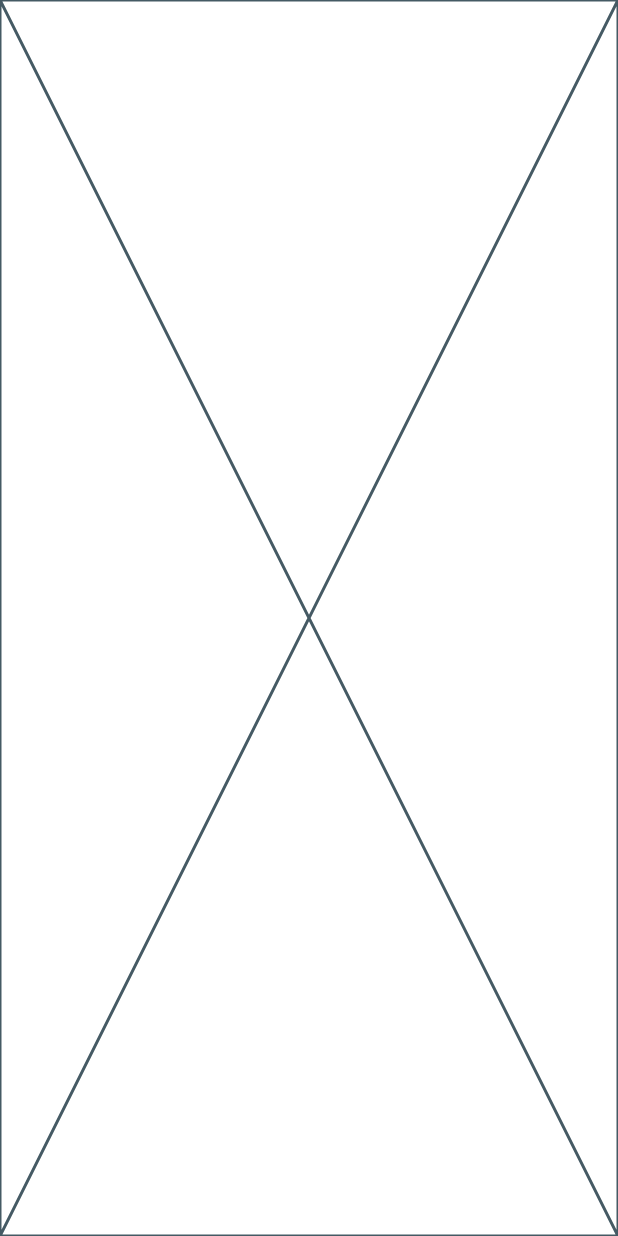
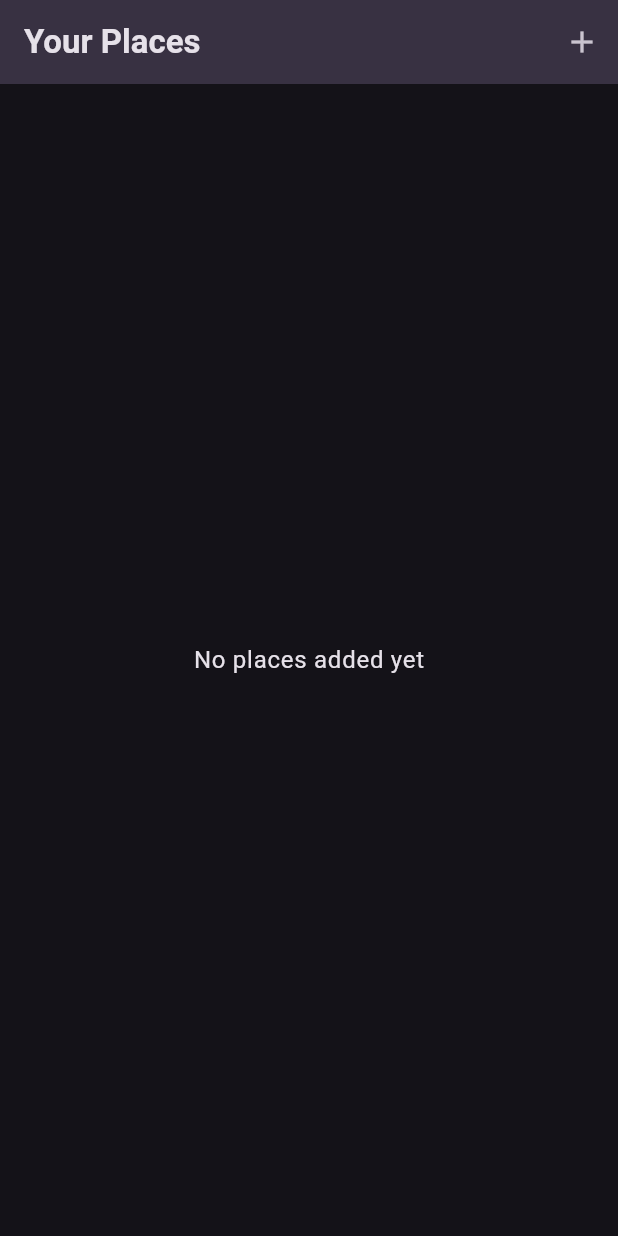
Before and after one commit to AmmarSultanDev/favorite_places_app, a Flutter app: the screen it shows after launch, on a phone screen of 412 x 824 dp. Run offline on Flutter 3.47's test engine with Material 3 defaults, Android fonts, the phone set to English and light mode, and no system bars; our stand-ins replace google_fonts.

Commit message:
feat: Add PlacesScreen and PlacesList widgets
The code changes introduce the following modifications:
- Import the `PlacesScreen` widget in `main.dart`
- Create the `PlacesScreen` widget with an app bar and a list of places
- Create the `PlacesList` widget to display a list of places

These changes aim to enhance the app by adding a screen to display a list of places and a widget to render the list.

```diff
--- a/lib/main.dart
+++ b/lib/main.dart
@@ -1,3 +1,4 @@
+import 'package:favorite_places_app/screens/places.dart';
 import 'package:flutter/material.dart';
 
 import 'package:google_fonts/google_fonts.dart';
@@ -38,7 +39,7 @@ class MyApp extends StatelessWidget {
     return MaterialApp(
       title: 'Great Places',
       theme: theme,
-      home: Placeholder(),
+      home: const PlacesScreen(),
     );
   }
 }
--- /dev/null
+++ b/lib/screens/places.dart
@@ -0,0 +1,22 @@
+import 'package:favorite_places_app/widgets/places_list.dart';
+import 'package:flutter/material.dart';
+
+class PlacesScreen extends StatelessWidget {
+  const PlacesScreen({super.key});
+
+  @override
+  Widget build(BuildContext context) {
+    return Scaffold(
+      appBar: AppBar(
+        title: const Text('Your Places'),
+        actions: [
+          IconButton(
+            icon: const Icon(Icons.add),
+            onPressed: () {},
+          ),
+        ],
+      ),
+      body: PlacesList(places: []),
+    );
+  }
+}
--- /dev/null
+++ b/lib/widgets/places_list.dart
@@ -0,0 +1,33 @@
+import 'package:favorite_places_app/models/place.dart';
+import 'package:flutter/material.dart';
+
+class PlacesList extends StatelessWidget {
+  const PlacesList({super.key, required this.places});
+
+  final List<Place> places;
+
+  @override
+  Widget build(BuildContext context) {
+    if (places.isEmpty) {
+      return Center(
+        child: Text(
+          'No places added yet',
+          style: Theme.of(context).textTheme.bodyLarge!.copyWith(
+                color: Theme.of(context).colorScheme.onSurface,
+              ),
+        ),
+      );
+    }
+    return ListView.builder(
+      itemCount: places.length,
+      itemBuilder: (ctx, index) => ListTile(
+        title: Text(
+          places[index].title,
+          style: Theme.of(context).textTheme.titleMedium!.copyWith(
+                color: Theme.of(context).colorScheme.onSurface,
+              ),
+        ),
+      ),
+    );
+  }
+}
```
Also changed, not shown: lib/screens/add_place.dart (added), lib/screens/places_details.dart (added).
